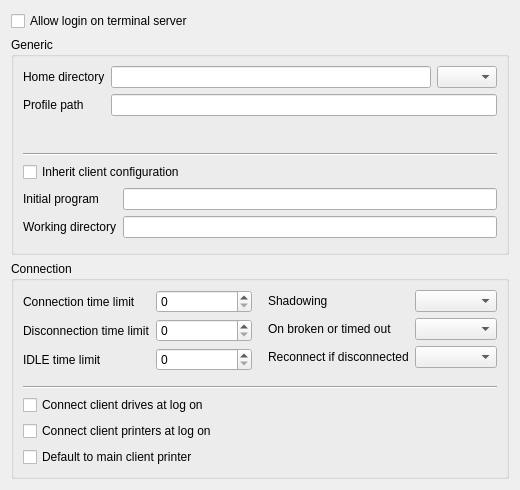
The window that agent/src/clacks/agent/data/templates/default/user-samba-ts.ui (gonicus/clacks) describes before a commit, drawn with Qt 5.
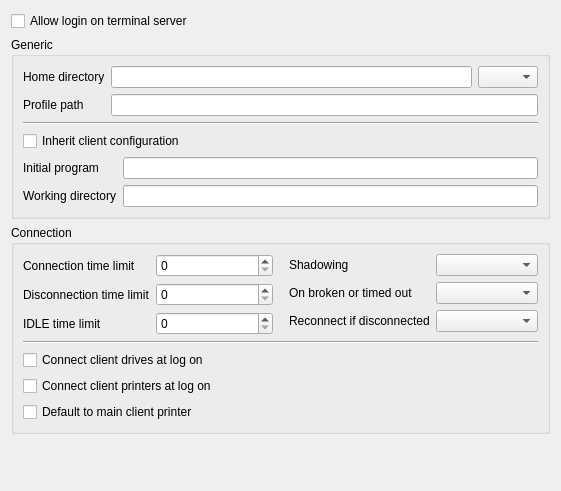
The same window after the commit. Icons and pictures are not drawn.

```diff
--- a/agent/src/clacks/agent/data/templates/default/user-samba-ts.ui
+++ b/agent/src/clacks/agent/data/templates/default/user-samba-ts.ui
@@ -6,10 +6,16 @@
    <rect>
     <x>0</x>
     <y>0</y>
-    <width>520</width>
-    <height>490</height>
+    <width>561</width>
+    <height>491</height>
    </rect>
   </property>
+  <property name="sizePolicy">
+   <sizepolicy hsizetype="Preferred" vsizetype="MinimumExpanding">
+    <horstretch>0</horstretch>
+    <verstretch>0</verstretch>
+   </sizepolicy>
+  </property>
   <property name="windowTitle">
    <string>Samba-Terminalserver</string>
   </property>
@@ -18,8 +24,21 @@
     <normaloff>:/images/user-samba.png</normaloff>:/images/user-samba.png</iconset>
   </property>
   <layout class="QGridLayout" name="gridLayout_3">
+   <item row="0" column="0">
+    <widget class="QCheckBox" name="Ctx_flag_tsLoginEdit">
+     <property name="text">
+      <string>Allow login on terminal server</string>
+     </property>
+    </widget>
+   </item>
    <item row="1" column="0">
     <widget class="QGroupBox" name="groupBox_2">
+     <property name="sizePolicy">
+      <sizepolicy hsizetype="Preferred" vsizetype="MinimumExpanding">
+       <horstretch>0</horstretch>
+       <verstretch>0</verstretch>
+      </sizepolicy>
+     </property>
      <property name="title">
       <string>Generic</string>
      </property>
@@ -117,6 +136,12 @@
    </item>
    <item row="2" column="0">
     <widget class="QGroupBox" name="groupBox">
+     <property name="sizePolicy">
+      <sizepolicy hsizetype="Preferred" vsizetype="MinimumExpanding">
+       <horstretch>0</horstretch>
+       <verstretch>0</verstretch>
+      </sizepolicy>
+     </property>
      <property name="title">
       <string>Connection</string>
      </property>
@@ -262,12 +287,18 @@
      </layout>
     </widget>
    </item>
-   <item row="0" column="0">
-    <widget class="QCheckBox" name="Ctx_flag_tsLoginEdit">
-     <property name="text">
-      <string>Allow login on terminal server</string>
+   <item row="3" column="0">
+    <spacer name="verticalSpacer">
+     <property name="orientation">
+      <enum>Qt::Vertical</enum>
      </property>
-    </widget>
+     <property name="sizeHint" stdset="0">
+      <size>
+       <width>20</width>
+       <height>40</height>
+      </size>
+     </property>
+    </spacer>
    </item>
   </layout>
  </widget>
```
